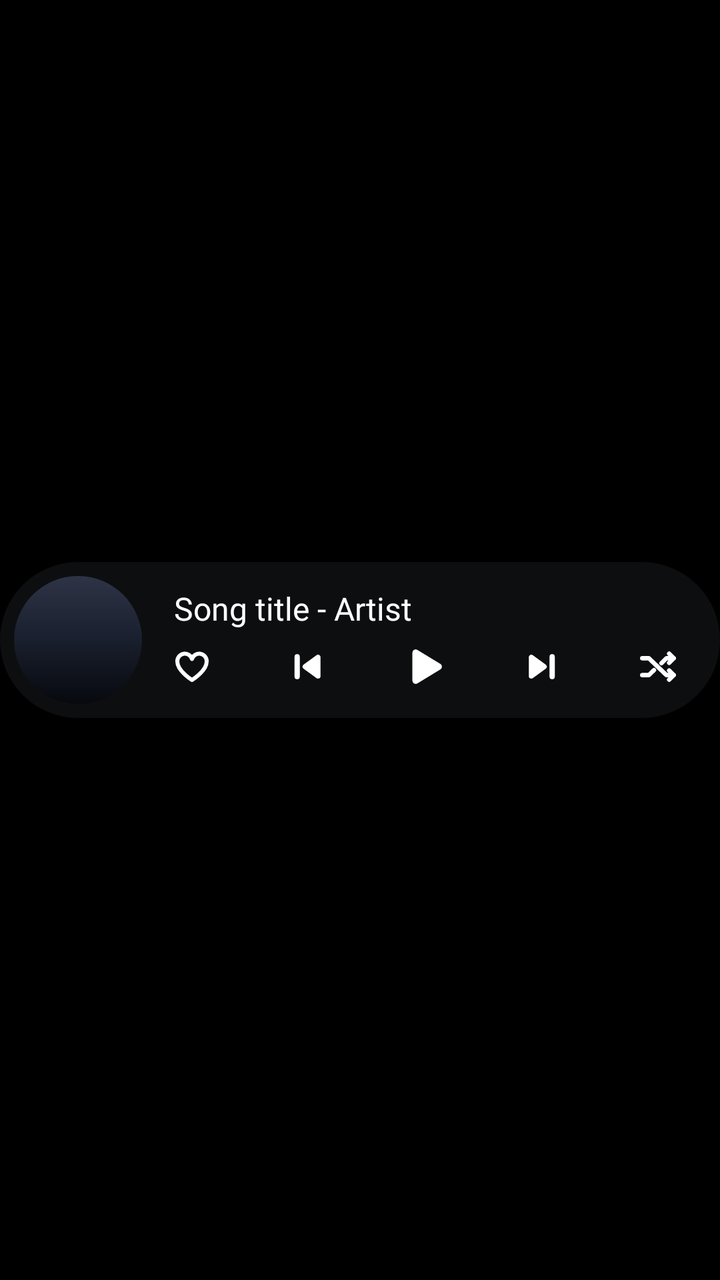
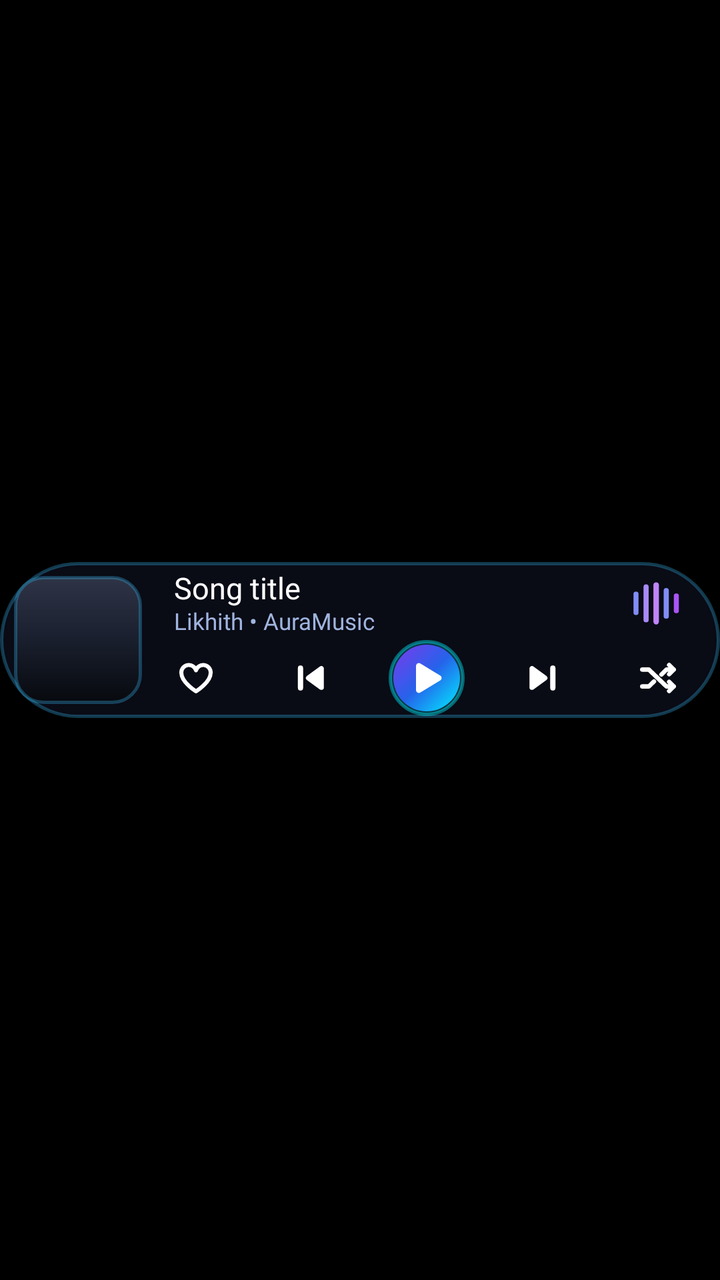

Before-and-after screenshots of an Android layout around one commit, followed by the original layout XML and the change that was made.
<!-- AndroidManifest.xml: application theme Theme.BitChord -->
<!-- res/layout/widget_media_pill_preview.xml -->
<?xml version="1.0" encoding="utf-8"?>
<FrameLayout xmlns:android="http://schemas.android.com/apk/res/android"
    android:layout_width="match_parent"
    android:layout_height="match_parent">

    <FrameLayout
        android:layout_width="match_parent"
        android:layout_height="@dimen/widget_pill_height"
        android:layout_gravity="center_vertical">

        <ImageView
            android:layout_width="match_parent"
            android:layout_height="match_parent"
            android:background="@drawable/widget_pill_background"
            android:importantForAccessibility="no"
            android:scaleType="fitXY" />

        <LinearLayout
            android:layout_width="match_parent"
            android:layout_height="match_parent"
            android:gravity="center_vertical"
            android:orientation="horizontal"
            android:paddingLeft="7dp"
            android:paddingRight="12dp">

            
            <ImageView
                android:layout_width="@dimen/widget_pill_art"
                android:layout_height="@dimen/widget_pill_art"
                android:background="@drawable/widget_pill_art_placeholder"
                android:contentDescription="@string/widget_artwork"
                android:scaleType="fitXY" />

            <LinearLayout
                android:layout_width="0dp"
                android:layout_height="wrap_content"
                android:layout_marginLeft="6dp"
                android:layout_marginTop="4dp"
                android:layout_weight="1"
                android:orientation="vertical">

                
                <TextView
                    android:layout_width="match_parent"
                    android:layout_height="wrap_content"
                    android:ellipsize="end"
                    android:fontFamily="@font/sf_pro_display_semibold"
                    android:includeFontPadding="false"
                    android:maxLines="1"
                    android:paddingLeft="10dp"
                    android:paddingRight="10dp"
                    android:text="@string/widget_preview_pill"
                    android:textColor="#FFFFFFFF"
                    android:textSize="16sp" />

                <LinearLayout
                    android:layout_width="match_parent"
                    android:layout_height="@dimen/widget_button_pill"
                    android:gravity="center_vertical"
                    android:orientation="horizontal">

                    <ImageView
                        android:layout_width="@dimen/widget_button_pill"
                        android:layout_height="@dimen/widget_button_pill"
                        android:contentDescription="@string/like"
                        android:padding="9dp"
                        android:src="@drawable/ic_widget_heart" />

                    <FrameLayout
                        android:layout_width="0dp"
                        android:layout_height="1dp"
                        android:layout_weight="1" />

                    <ImageView
                        android:layout_width="@dimen/widget_button_pill"
                        android:layout_height="@dimen/widget_button_pill"
                        android:contentDescription="@string/widget_previous"
                        android:padding="6dp"
                        android:src="@drawable/ic_widget_previous" />

                    <FrameLayout
                        android:layout_width="0dp"
                        android:layout_height="1dp"
                        android:layout_weight="1" />

                    <ImageView
                        android:layout_width="@dimen/widget_button_pill"
                        android:layout_height="@dimen/widget_button_pill"
                        android:contentDescription="@string/widget_play"
                        android:padding="4dp"
                        android:src="@drawable/ic_widget_play" />

                    <FrameLayout
                        android:layout_width="0dp"
                        android:layout_height="1dp"
                        android:layout_weight="1" />

                    <ImageView
                        android:layout_width="@dimen/widget_button_pill"
                        android:layout_height="@dimen/widget_button_pill"
                        android:contentDescription="@string/widget_next"
                        android:padding="6dp"
                        android:src="@drawable/ic_widget_next" />

                    <FrameLayout
                        android:layout_width="0dp"
                        android:layout_height="1dp"
                        android:layout_weight="1" />

                    <ImageView
                        android:layout_width="@dimen/widget_button_pill"
                        android:layout_height="@dimen/widget_button_pill"
                        android:contentDescription="@string/shuffle_off"
                        android:padding="8dp"
                        android:src="@drawable/ic_widget_shuffle" />
                </LinearLayout>
            </LinearLayout>
        </LinearLayout>
    </FrameLayout>
</FrameLayout>
<!-- resources referenced by this layout -->
<resources>
  <dimen name="widget_button_pill">38dp</dimen>
  <dimen name="widget_pill_art">64dp</dimen>
  <dimen name="widget_pill_height">78dp</dimen>
  <!-- drawable ic_widget_play (drawable) -->
  <?xml version="1.0" encoding="utf-8"?>
  <vector xmlns:android="http://schemas.android.com/apk/res/android"
      android:width="24dp"
      android:height="24dp"
      android:viewportWidth="24"
      android:viewportHeight="24">
      <path
          android:fillColor="#FFFFFFFF"
          android:pathData="M8.4,6.4L8.4,17.6L17.6,12Z"
          android:strokeColor="#FFFFFFFF"
          android:strokeLineCap="round"
          android:strokeLineJoin="round"
          android:strokeWidth="2.6" />
  </vector>
  <!-- drawable widget_pill_art_placeholder (drawable) -->
  <?xml version="1.0" encoding="utf-8"?>
  <shape xmlns:android="http://schemas.android.com/apk/res/android"
      android:shape="oval">
      <gradient
          android:angle="270"
          android:centerColor="#FF1B2130"
          android:centerY="0.45"
          android:endColor="#FF07090E"
          android:startColor="#FF2E3446"
          android:type="linear" />
  </shape>
  <!-- drawable widget_pill_background (drawable) -->
  <?xml version="1.0" encoding="utf-8"?>
  <shape xmlns:android="http://schemas.android.com/apk/res/android"
      android:shape="rectangle">
      <corners android:radius="200dp" />
      <solid android:color="#A6141619" />
  </shape>
  <string name="like">Like</string>
  <string name="shuffle_off">Shuffle off</string>
  <string name="widget_artwork">Album art</string>
  <string name="widget_next">Next</string>
  <string name="widget_play">Play</string>
  <string name="widget_preview_pill">Song title - Artist</string>
  <string name="widget_previous">Previous</string>
  <style name="Theme.BitChord" parent="Theme.AppCompat.DayNight.NoActionBar">
          <item name="android:windowBackground">@android:color/black</item>
      </style>
  <!-- unchanged entries left out for length: 4 -->
</resources>

<!-- the commit's change to res/layout/widget_media_pill_preview.xml (unified diff, before → after) -->
@@ -23,7 +23,6 @@
             android:paddingLeft="7dp"
             android:paddingRight="12dp">
 
-            
             <ImageView
                 android:layout_width="@dimen/widget_pill_art"
                 android:layout_height="@dimen/widget_pill_art"
@@ -34,34 +33,69 @@
             <LinearLayout
                 android:layout_width="0dp"
                 android:layout_height="wrap_content"
-                android:layout_marginLeft="6dp"
-                android:layout_marginTop="4dp"
+                android:layout_marginLeft="8dp"
+                android:layout_marginTop="2dp"
                 android:layout_weight="1"
                 android:orientation="vertical">
 
                 
-                <TextView
+                <LinearLayout
                     android:layout_width="match_parent"
                     android:layout_height="wrap_content"
-                    android:ellipsize="end"
-                    android:fontFamily="@font/sf_pro_display_semibold"
-                    android:includeFontPadding="false"
-                    android:maxLines="1"
-                    android:paddingLeft="10dp"
-                    android:paddingRight="10dp"
-                    android:text="@string/widget_preview_pill"
-                    android:textColor="#FFFFFFFF"
-                    android:textSize="16sp" />
+                    android:gravity="center_vertical"
+                    android:orientation="horizontal"
+                    android:paddingLeft="8dp"
+                    android:paddingRight="8dp">
+
+                    <LinearLayout
+                        android:layout_width="0dp"
+                        android:layout_height="wrap_content"
+                        android:layout_weight="1"
+                        android:orientation="vertical">
+
+                        <TextView
+                            android:layout_width="match_parent"
+                            android:layout_height="wrap_content"
+                            android:ellipsize="end"
+                            android:fontFamily="@font/sf_pro_display_semibold"
+                            android:includeFontPadding="false"
+                            android:maxLines="1"
+                            android:text="@string/widget_preview_title"
+                            android:textColor="#FFFFFFFF"
+                            android:textSize="15sp" />
+
+                        <TextView
+                            android:layout_width="match_parent"
+                            android:layout_height="wrap_content"
+                            android:layout_marginTop="1dp"
+                            android:ellipsize="end"
+                            android:fontFamily="@font/sf_pro_display_regular"
+                            android:includeFontPadding="false"
+                            android:maxLines="1"
+                            android:text="Likhith • AuraMusic"
+                            android:textColor="#A0B4DE"
+                            android:textSize="11.5sp" />
+                    </LinearLayout>
+
+                    <ImageView
+                        android:layout_width="26dp"
+                        android:layout_height="22dp"
+                        android:layout_marginLeft="6dp"
+                        android:importantForAccessibility="no"
+                        android:src="@drawable/ic_widget_equalizer" />
+                </LinearLayout>
 
                 <LinearLayout
                     android:layout_width="match_parent"
                     android:layout_height="@dimen/widget_button_pill"
+                    android:layout_marginTop="2dp"
                     android:gravity="center_vertical"
                     android:orientation="horizontal">
 
                     <ImageView
                         android:layout_width="@dimen/widget_button_pill"
                         android:layout_height="@dimen/widget_button_pill"
+                        android:background="@drawable/widget_transport_button"
                         android:contentDescription="@string/like"
                         android:padding="9dp"
                         android:src="@drawable/ic_widget_heart" />
@@ -74,6 +108,7 @@
                     <ImageView
                         android:layout_width="@dimen/widget_button_pill"
                         android:layout_height="@dimen/widget_button_pill"
+                        android:background="@drawable/widget_transport_button"
                         android:contentDescription="@string/widget_previous"
                         android:padding="6dp"
                         android:src="@drawable/ic_widget_previous" />
@@ -86,8 +121,9 @@
                     <ImageView
                         android:layout_width="@dimen/widget_button_pill"
                         android:layout_height="@dimen/widget_button_pill"
+                        android:background="@drawable/widget_hero_toggle_button"
                         android:contentDescription="@string/widget_play"
-                        android:padding="4dp"
+                        android:padding="6dp"
                         android:src="@drawable/ic_widget_play" />
 
                     <FrameLayout
@@ -98,6 +134,7 @@
                     <ImageView
                         android:layout_width="@dimen/widget_button_pill"
                         android:layout_height="@dimen/widget_button_pill"
+                        android:background="@drawable/widget_transport_button"
                         android:contentDescription="@string/widget_next"
                         android:padding="6dp"
                         android:src="@drawable/ic_widget_next" />
@@ -110,6 +147,7 @@
                     <ImageView
                         android:layout_width="@dimen/widget_button_pill"
                         android:layout_height="@dimen/widget_button_pill"
+                        android:background="@drawable/widget_transport_button"
                         android:contentDescription="@string/shuffle_off"
                         android:padding="8dp"
                         android:src="@drawable/ic_widget_shuffle" />
<!-- resource entries referenced after the edit -->
@@ -3,6 +3,7 @@
   <dimen name="widget_button_pill">38dp</dimen>
   <dimen name="widget_pill_art">64dp</dimen>
   <dimen name="widget_pill_height">78dp</dimen>
+  <!-- drawable ic_widget_equalizer: vector/xml drawable (drawable, 2258 chars, omitted) -->
   <!-- drawable ic_widget_play (drawable) -->
   <?xml version="1.0" encoding="utf-8"?>
   <vector xmlns:android="http://schemas.android.com/apk/res/android"
@@ -18,10 +19,44 @@
           android:strokeLineJoin="round"
           android:strokeWidth="2.6" />
   </vector>
+  <!-- drawable widget_hero_toggle_button (drawable) -->
+  <?xml version="1.0" encoding="utf-8"?>
+  <ripple xmlns:android="http://schemas.android.com/apk/res/android"
+      android:color="#50FFFFFF">
+      <item>
+          <layer-list>
+              
+              <item>
+                  <shape android:shape="oval">
+                      <solid android:color="#3300E5FF" />
+                      <stroke
+                          android:width="1.5dp"
+                          android:color="#6600F5FF" />
+                  </shape>
+              </item>
+              
+              <item
+                  android:bottom="2.5dp"
+                  android:left="2.5dp"
+                  android:right="2.5dp"
+                  android:top="2.5dp">
+                  <shape android:shape="oval">
+                      <gradient
+                          android:angle="135"
+                          android:centerColor="#2563EB"
+                          android:endColor="#7C3AED"
+                          android:startColor="#00F0FF"
+                          android:type="linear" />
+                  </shape>
+              </item>
+          </layer-list>
+      </item>
+  </ripple>
   <!-- drawable widget_pill_art_placeholder (drawable) -->
   <?xml version="1.0" encoding="utf-8"?>
   <shape xmlns:android="http://schemas.android.com/apk/res/android"
-      android:shape="oval">
+      android:shape="rectangle">
+      <corners android:radius="14dp" />
       <gradient
           android:angle="270"
           android:centerColor="#FF1B2130"
@@ -29,20 +64,36 @@
           android:endColor="#FF07090E"
           android:startColor="#FF2E3446"
           android:type="linear" />
+      <stroke
+          android:width="1.5dp"
+          android:color="#4D38BDF8" />
   </shape>
   <!-- drawable widget_pill_background (drawable) -->
   <?xml version="1.0" encoding="utf-8"?>
   <shape xmlns:android="http://schemas.android.com/apk/res/android"
       android:shape="rectangle">
       <corners android:radius="200dp" />
-      <solid android:color="#A6141619" />
+      <solid android:color="#E60A0D18" />
+      <stroke
+          android:width="1.5dp"
+          android:color="#4D38BDF8" />
   </shape>
+  <!-- drawable widget_transport_button (drawable) -->
+  <?xml version="1.0" encoding="utf-8"?>
+  <ripple xmlns:android="http://schemas.android.com/apk/res/android"
+      android:color="#40FFFFFF">
+      <item android:id="@android:id/mask">
+          <shape android:shape="oval">
+              <solid android:color="#FFFFFFFF" />
+          </shape>
+      </item>
+  </ripple>
   <string name="like">Like</string>
   <string name="shuffle_off">Shuffle off</string>
   <string name="widget_artwork">Album art</string>
   <string name="widget_next">Next</string>
   <string name="widget_play">Play</string>
-  <string name="widget_preview_pill">Song title - Artist</string>
+  <string name="widget_preview_title">Song title</string>
   <string name="widget_previous">Previous</string>
   <style name="Theme.BitChord" parent="Theme.AppCompat.DayNight.NoActionBar">
           <item name="android:windowBackground">@android:color/black</item>
